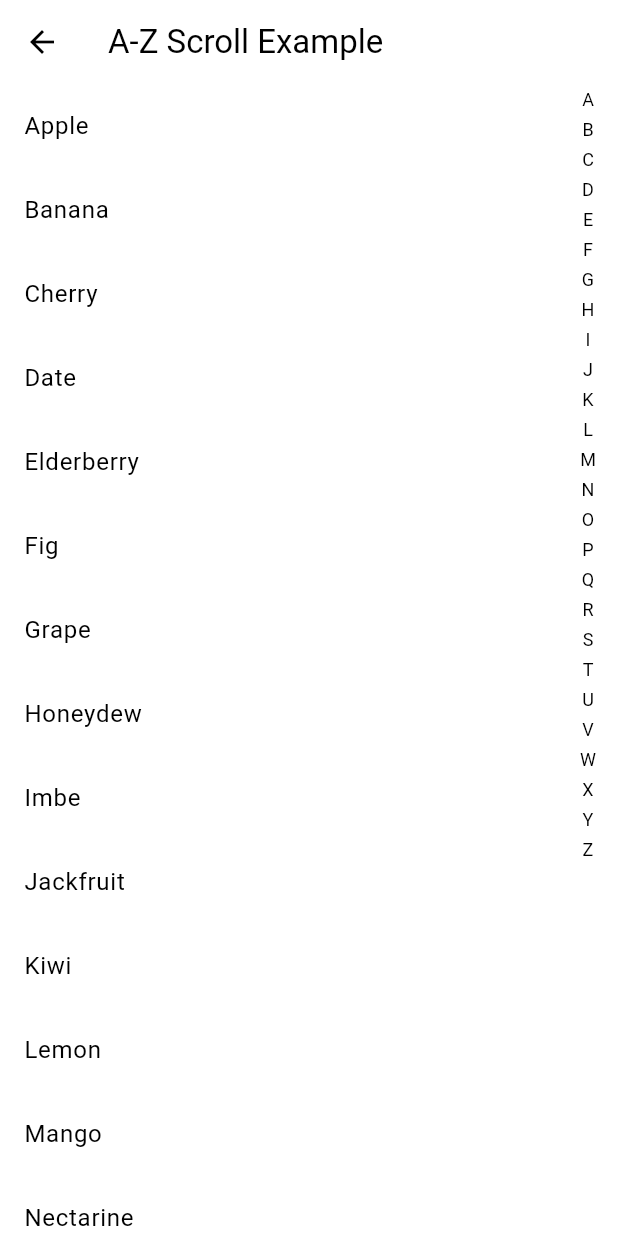
After one commit to faysalzaman/names_app, a Flutter app: the ScrollingScreen screen opened directly, on a phone screen of 412 x 824 dp. The commit adds this screen. Run offline on Flutter 3.47's test engine with Material 3 defaults, Android fonts, the phone set to English and light mode, and no system bars; drawn by our look-alikes of scrollable_positioned_list; our stand-ins replace bloc, flutter_bloc, flutter_svg, google_mobile_ads, in_app_review, page_transition and 3 more; missing offline and left inert: store_redirect; accounts and stored records are empty; network calls fail.

Commit message:
feat: Add scrollable_positioned_list dependency and update related files

```diff
--- /dev/null
+++ b/lib/scrolling_screen.dart
@@ -0,0 +1,143 @@
+import 'package:scrollable_positioned_list/scrollable_positioned_list.dart';
+
+import 'package:flutter/material.dart';
+
+class ScrollingScreen extends StatelessWidget {
+  final List<String> items = [
+    'Apple',
+    'Banana',
+    'Cherry',
+    'Date',
+    'Elderberry',
+    'Fig',
+    'Grape',
+    'Honeydew',
+    'Imbe',
+    'Jackfruit',
+    'Kiwi',
+    'Lemon',
+    'Mango',
+    'Nectarine',
+    'Orange',
+    'Papaya',
+    'Quince',
+    'Raspberry',
+    'Strawberry',
+    'Tangerine',
+    'Ugli fruit',
+    'Vanilla bean',
+    'Watermelon',
+    'Ximenia caffra',
+    'Yuzu',
+    'Zucchini',
+  ];
+
+  ScrollingScreen({super.key});
+
+  @override
+  Widget build(BuildContext context) {
+    return Scaffold(
+      appBar: AppBar(title: const Text('A-Z Scroll Example')),
+      body: AlphaScroll(
+        items: items,
+        onSelected: (item) {
+          print('Selected: $item');
+          // You can add more functionality here, like scrolling to the item
+        },
+      ),
+    );
+  }
+}
+
+class AlphaScroll extends StatefulWidget {
+  final List<String> items;
+  final Function(String) onSelected;
+
+  const AlphaScroll({
+    Key? key,
+    required this.items,
+    required this.onSelected,
+  }) : super(key: key);
+
+  @override
+  _AlphaScrollState createState() => _AlphaScrollState();
+}
+
+class _AlphaScrollState extends State<AlphaScroll> {
+  late List<String> _alphabet;
+  final ItemScrollController itemScrollController = ItemScrollController();
+  final ItemPositionsListener itemPositionsListener =
+      ItemPositionsListener.create();
+
+  @override
+  void initState() {
+    super.initState();
+    _alphabet = _generateAlphabet();
+  }
+
+  List<String> _generateAlphabet() {
+    List<String> uniqueLetters = widget.items
+        .map((item) => item[0].toUpperCase())
+        .toSet()
+        .toList()
+        .cast<String>();
+    return uniqueLetters.toList()..sort();
+  }
+
+  void _scrollToIndex(int index) {
+    itemScrollController.scrollTo(
+      index: index,
+      duration: Duration(milliseconds: 300),
+      curve: Curves.easeInOutCubic,
+    );
+  }
+
+  @override
+  Widget build(BuildContext context) {
+    return Row(
+      children: [
+        Expanded(
+          child: ScrollablePositionedList.builder(
+            itemCount: widget.items.length,
+            itemBuilder: (context, index) {
+              return ListTile(
+                title: Text(widget.items[index]),
+                onTap: () => widget.onSelected(widget.items[index]),
+              );
+            },
+            itemScrollController: itemScrollController,
+            itemPositionsListener: itemPositionsListener,
+          ),
+        ),
+        SizedBox(
+          width: 40,
+          child: ListView.builder(
+            itemCount: _alphabet.length,
+            itemBuilder: (context, index) {
+              return GestureDetector(
+                onTap: () {
+                  final selectedLetter = _alphabet[index];
+                  final selectedIndex = widget.items.indexWhere(
+                    (item) => item.toUpperCase().startsWith(selectedLetter),
+                  );
+                  if (selectedIndex != -1) {
+                    _scrollToIndex(selectedIndex);
+                    widget.onSelected(widget.items[selectedIndex]);
+                  }
+                },
+                child: Container(
+                  height: 20,
+                  alignment: Alignment.center,
+                  child: Text(
+                    _alphabet[index],
+                    style: TextStyle(fontSize: 12),
+                  ),
+                ),
+              );
+            },
+          ),
+        ),
+      ],
+    );
+  }
+}
--- a/pubspec.yaml
+++ b/pubspec.yaml
@@ -47,6 +47,7 @@ dependencies:
   in_app_review: ^2.0.9
   azlistview: ^2.0.0
   page_transition: ^2.1.0
+  scrollable_positioned_list: ^0.2.3
 
 dev_dependencies:
   flutter_test:
```
Also changed, not shown: lib/ui_screens/detail_screen.dart (+7 -1 lines), lib/ui_screens/home_screen.dart (+143 -189 lines), pubspec.lock.
